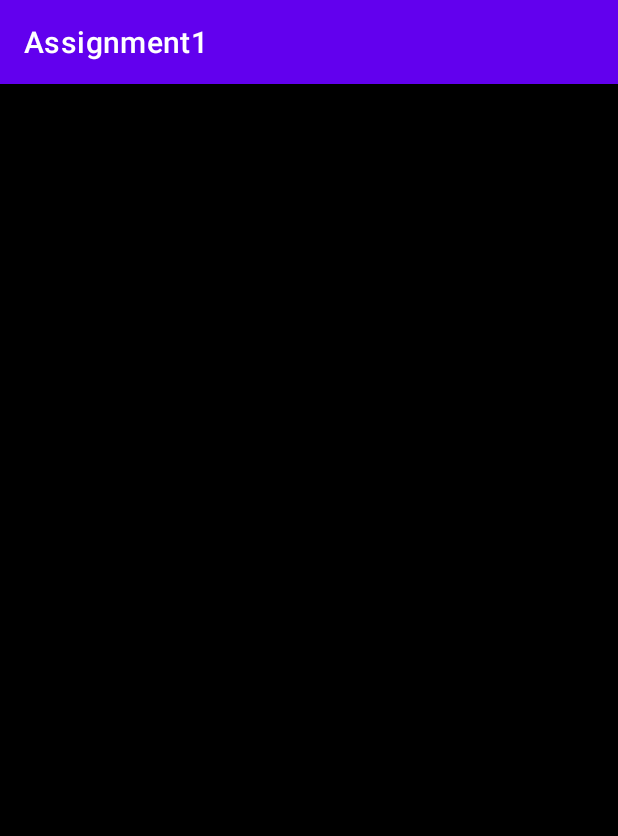
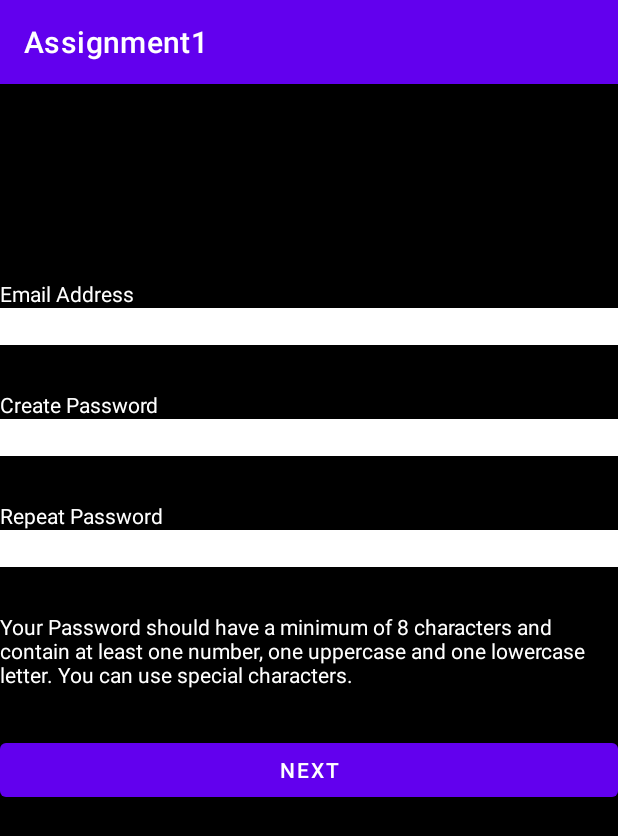
Before and after one commit to DanGugly/A1_EIT, an Android app: the CreateAccount screen opened directly, with no data from a screen before it, on a phone screen of 412 x 824 dp. Shown: the top 836 px of the screen. Run offline under Robolectric (Android 15) with nearby library versions, the phone set to English and light mode, and no system bars.

Commit message:
Created xml components for CreateAccount activity

```diff
--- a/app/src/main/res/layout/activity_create_account.xml
+++ b/app/src/main/res/layout/activity_create_account.xml
@@ -7,4 +7,75 @@
     android:background="@color/black"
     tools:context=".CreateAccount">
 
+    <LinearLayout
+        android:layout_width="match_parent"
+        android:layout_height="match_parent"
+        android:orientation="vertical"
+        android:paddingTop="100dp"
+        app:layout_constraintEnd_toEndOf="parent"
+        app:layout_constraintStart_toStartOf="parent"
+        app:layout_constraintTop_toTopOf="parent">
+
+        <TextView
+            android:id="@+id/emailTextView"
+            android:paddingTop="30dp"
+            android:layout_width="match_parent"
+            android:layout_height="wrap_content"
+            android:text="Email Address"
+            android:textColor="@color/white" />
+
+        <EditText
+            android:id="@+id/emailAddress"
+
+            android:layout_width="match_parent"
+            android:layout_height="wrap_content"
+            android:background="@color/white"
+            android:ems="10"
+            android:inputType="textEmailAddress" />
+        <TextView
+            android:id="@+id/createPassword"
+            android:paddingTop="30dp"
+            android:layout_width="match_parent"
+            android:layout_height="wrap_content"
+            android:text="Create Password"
+            android:textColor="@color/white" />
+
+        <EditText
+            android:id="@+id/createdPassword"
+            android:layout_width="match_parent"
+            android:layout_height="wrap_content"
+            android:background="@color/white"
+            android:ems="10" />
+
+        <TextView
+            android:id="@+id/repeatPassword"
+            android:paddingTop="30dp"
+            android:layout_width="match_parent"
+            android:layout_height="wrap_content"
+            android:text="Repeat Password"
+            android:textColor="@color/white" />
+
+        <EditText
+            android:id="@+id/repeatedPassword"
+            android:layout_width="match_parent"
+            android:layout_height="wrap_content"
+            android:background="@color/white"
+            android:ems="10" />
+
+        <TextView
+            android:id="@+id/textView3"
+            android:paddingTop="30dp"
+            android:paddingBottom="30dp"
+            android:layout_width="match_parent"
+            android:layout_height="wrap_content"
+            android:text="@string/password_note"
+            android:textColor="@color/white"/>
+
+        <Button
+            android:id="@+id/nextButton"
+            android:layout_width="match_parent"
+            android:layout_height="wrap_content"
+            android:text="NEXT" />
+
+    </LinearLayout>
 </androidx.constraintlayout.widget.ConstraintLayout>
--- a/app/src/main/res/values/strings.xml
+++ b/app/src/main/res/values/strings.xml
@@ -1,3 +1,5 @@
 <resources>
     <string name="app_name">Assignment1</string>
+    <string name="password_note">Your Password should have a minimum of 8 characters and contain at least one number, one uppercase
+    and one lowercase letter. You can use special characters.</string>
 </resources>
```
